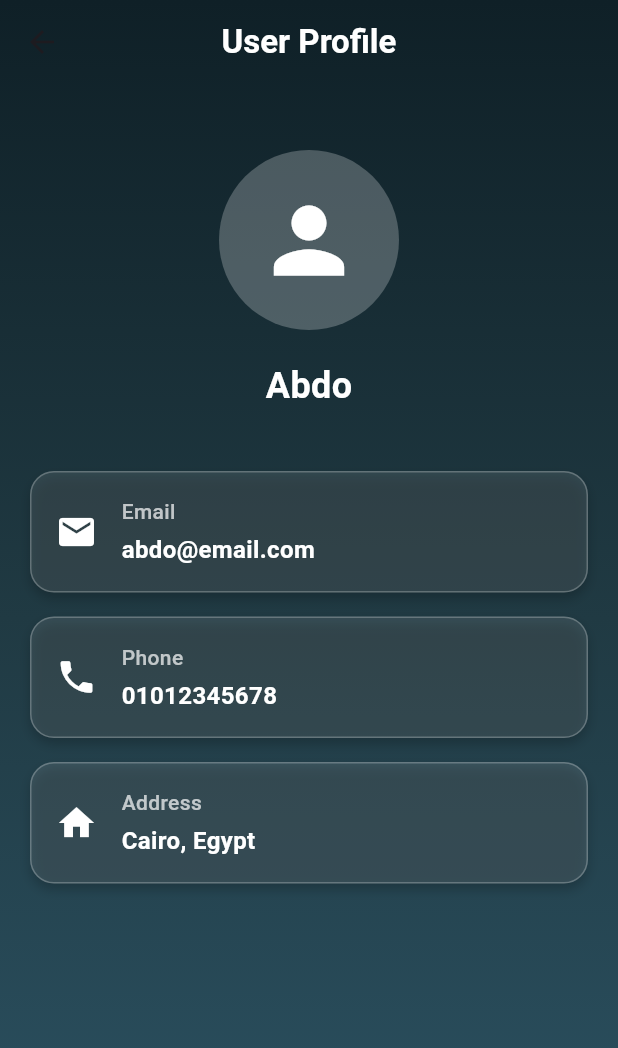
After one commit to abdo-mokhtar/lockify, a Flutter app: the UserProfileScreen screen opened directly, on a phone screen of 412 x 824 dp. The commit adds this screen. Shown: the top 1048 px of the screen. Run offline on Flutter 3.47's test engine with Material 3 defaults, Android fonts, the phone set to English and light mode, and no system bars.

Commit message:
edit user profile

```diff
--- a/lib/screens/look_screen.dart
+++ b/lib/screens/look_screen.dart
@@ -1,4 +1,6 @@
 import 'package:flutter/material.dart';
+import 'package:lockify/screens/user_profile_screen%20.dart'
+    show UserProfileScreen;
 import 'device_detail_screen.dart';
 
 class LockScreen extends StatefulWidget {
@@ -41,6 +43,25 @@ class _LockScreenState extends State<LockScreen> {
         centerTitle: true,
         backgroundColor: Colors.transparent,
         elevation: 0,
+        actions: [
+          IconButton(
+            icon: const Icon(Icons.person, color: Colors.white, size: 28),
+            onPressed: () {
+              Navigator.push(
+                context,
+                MaterialPageRoute(
+                  builder:
+                      (_) => const UserProfileScreen(
+                        username: "Abdo",
+                        email: "abdo@email.com",
+                        phone: "01012345678",
+                        address: "Cairo, Egypt",
+                      ),
+                ),
+              );
+            },
+          ),
+        ],
       ),
       body: Container(
         decoration: const BoxDecoration(
--- a/lib/screens/signup_screen.dart
+++ b/lib/screens/signup_screen.dart
@@ -11,6 +11,7 @@ class SignupScreen extends StatefulWidget {
 
 class _SignupScreenState extends State<SignupScreen>
     with SingleTickerProviderStateMixin {
+  final _usernameController = TextEditingController();
   final _emailController = TextEditingController();
   final _phoneController = TextEditingController();
   final _addressController = TextEditingController();
@@ -46,7 +47,8 @@ class _SignupScreenState extends State<SignupScreen>
   }
 
   void _signup() {
-    if (_passwordController.text == _confirmController.text &&
+    if (_usernameController.text.isNotEmpty &&
+        _passwordController.text == _confirmController.text &&
         _emailController.text.isNotEmpty &&
         _phoneController.text.isNotEmpty &&
         _addressController.text.isNotEmpty) {
@@ -119,8 +121,7 @@ class _SignupScreenState extends State<SignupScreen>
 
   @override
   Widget build(BuildContext context) {
-    double width =
-        MediaQuery.of(context).size.width * 0.9; // ✅ Responsive width
+    double width = MediaQuery.of(context).size.width * 0.9;
 
     return Scaffold(
       body: Container(
@@ -154,8 +155,6 @@ class _SignupScreenState extends State<SignupScreen>
                     ),
                   ),
                   const SizedBox(height: 30),
-
-                  // ✅ Responsive Form Card
                   Container(
                     width: width,
                     padding: const EdgeInsets.all(20),
@@ -173,6 +172,12 @@ class _SignupScreenState extends State<SignupScreen>
                     ),
                     child: Column(
                       children: [
+                        _buildTextField(
+                          hint: "Username",
+                          icon: Icons.person,
+                          controller: _usernameController,
+                        ),
+                        const SizedBox(height: 15),
                         _buildTextField(
                           hint: "Email",
                           icon: Icons.email,
@@ -206,8 +211,6 @@ class _SignupScreenState extends State<SignupScreen>
                           isConfirm: true,
                         ),
                         const SizedBox(height: 25),
-
-                        // ✅ Animated Sign Up Button
                         AnimatedContainer(
                           duration: const Duration(milliseconds: 300),
                           width: width * 0.8,
@@ -246,7 +249,6 @@ class _SignupScreenState extends State<SignupScreen>
                     ),
                   ),
                   const SizedBox(height: 20),
-
                   Row(
                     mainAxisAlignment: MainAxisAlignment.center,
                     children: [
--- /dev/null
+++ b/lib/screens/user_profile_screen .dart
@@ -0,0 +1,125 @@
+import 'package:flutter/material.dart';
+
+class UserProfileScreen extends StatelessWidget {
+  final String username;
+  final String email;
+  final String phone;
+  final String address;
+
+  const UserProfileScreen({
+    super.key,
+    required this.username,
+    required this.email,
+    required this.phone,
+    required this.address,
+  });
+
+  @override
+  Widget build(BuildContext context) {
+    return Scaffold(
+      extendBodyBehindAppBar: true,
+      appBar: AppBar(
+        title: const Text(
+          "User Profile",
+          style: TextStyle(fontWeight: FontWeight.bold, color: Colors.white),
+        ),
+        centerTitle: true,
+        backgroundColor: Colors.transparent,
+        elevation: 0,
+      ),
+      body: Container(
+        decoration: const BoxDecoration(
+          gradient: LinearGradient(
+            colors: [Color(0xFF0f2027), Color(0xFF203a43), Color(0xFF2c5364)],
+            begin: Alignment.topCenter,
+            end: Alignment.bottomCenter,
+          ),
+        ),
+        child: Column(
+          children: [
+            const SizedBox(height: 100),
+
+            // صورة بروفايل
+            CircleAvatar(
+              radius: 60,
+              backgroundColor: Colors.white24,
+              child: const Icon(Icons.person, size: 70, color: Colors.white),
+            ),
+            const SizedBox(height: 20),
+
+            Text(
+              username,
+              style: const TextStyle(
+                fontSize: 24,
+                fontWeight: FontWeight.bold,
+                color: Colors.white,
+              ),
+            ),
+            const SizedBox(height: 40),
+
+            // بيانات المستخدم
+            Expanded(
+              child: ListView(
+                padding: const EdgeInsets.symmetric(horizontal: 20),
+                children: [
+                  _buildInfoCard(Icons.email, "Email", email),
+                  _buildInfoCard(Icons.phone, "Phone", phone),
+                  _buildInfoCard(Icons.home, "Address", address),
+                ],
+              ),
+            ),
+          ],
+        ),
+      ),
+    );
+  }
+
+  Widget _buildInfoCard(IconData icon, String title, String value) {
+    return Container(
+      margin: const EdgeInsets.only(bottom: 16),
+      padding: const EdgeInsets.all(16),
+      decoration: BoxDecoration(
+        color: Colors.white.withOpacity(0.1),
+        borderRadius: BorderRadius.circular(16),
+        border: Border.all(color: Colors.white24),
+        boxShadow: [
+          BoxShadow(
+            color: Colors.black.withOpacity(0.2),
+            blurRadius: 6,
+            offset: const Offset(0, 4),
+          ),
+        ],
+      ),
+      child: Row(
+        children: [
+          Icon(icon, color: Colors.white, size: 28),
+          const SizedBox(width: 16),
+          Expanded(
+            child: Column(
+              crossAxisAlignment: CrossAxisAlignment.start,
+              children: [
+                Text(
+                  title,
+                  style: const TextStyle(
+                    fontSize: 14,
+                    color: Colors.white70,
+                    fontWeight: FontWeight.w500,
+                  ),
+                ),
+                const SizedBox(height: 4),
+                Text(
+                  value,
+                  style: const TextStyle(
+                    fontSize: 16,
+                    color: Colors.white,
+                    fontWeight: FontWeight.bold,
+                  ),
+                ),
+              ],
+            ),
+          ),
+        ],
+      ),
+    );
+  }
+}
```
